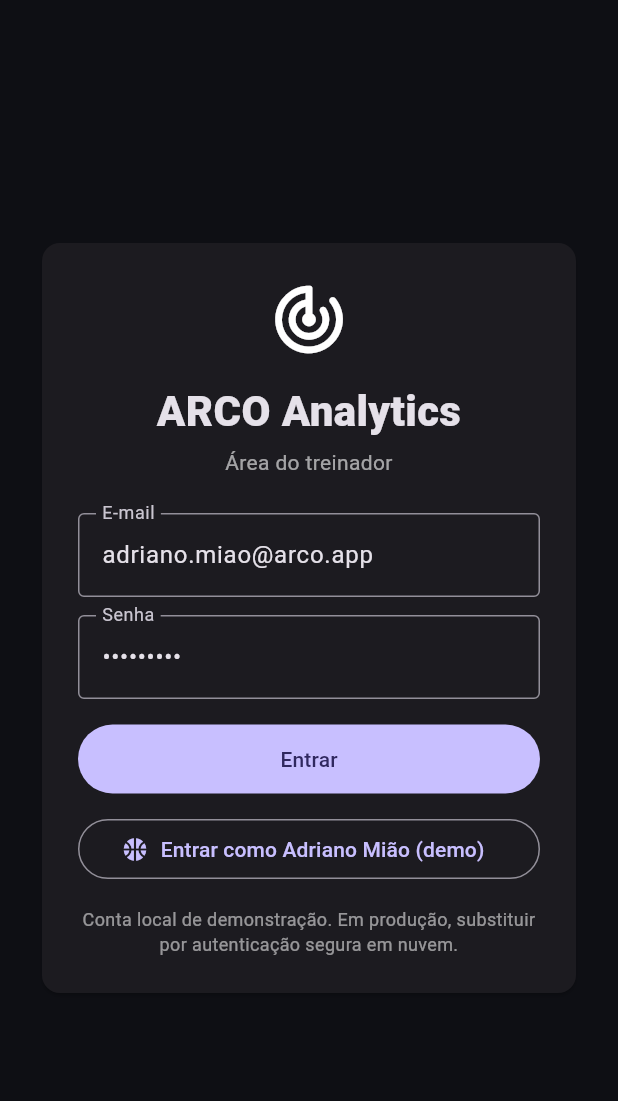
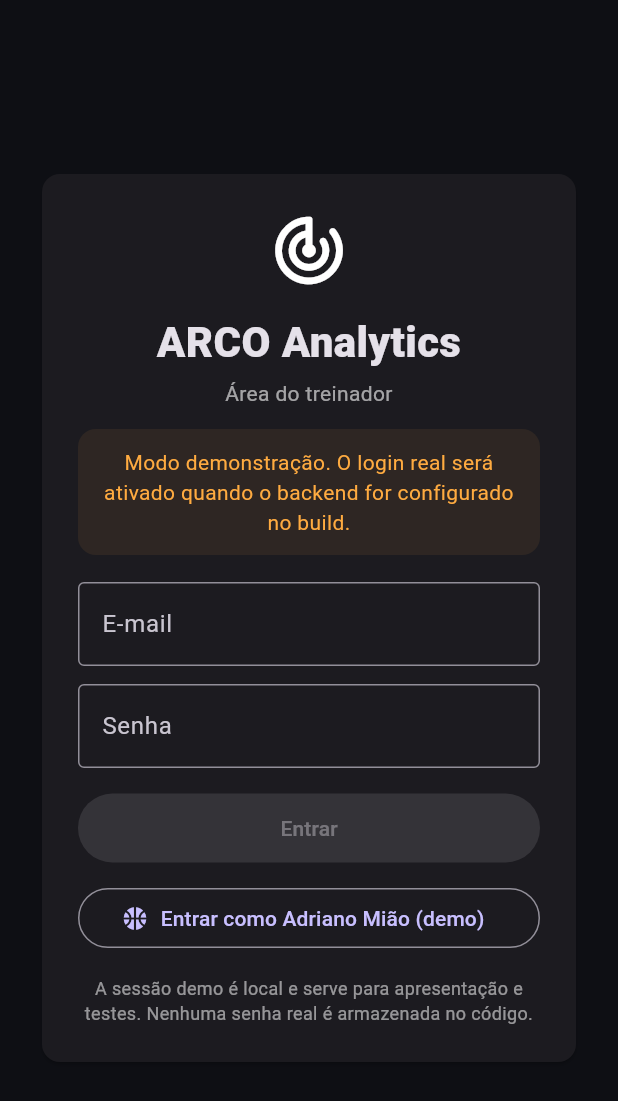
Before and after one commit to sandersoncorreia6-tech/arco-analytics-app, a Flutter app: the screen it shows after launch, on a phone screen of 412 x 824 dp. Shown: the top 1101 px of the screen. Run offline on Flutter 3.47's test engine with Material 3 defaults, Android fonts, the phone set to English and light mode, and no system bars; our stand-ins replace shared_preferences; network calls fail.

Commit message:
Remove credenciais demo do formulário e prepara login cloud

```diff
--- a/lib/screens/login_screen.dart
+++ b/lib/screens/login_screen.dart
@@ -1,4 +1,5 @@
 import 'package:flutter/material.dart';
+import '../services/auth_gateway.dart';
 import '../state/app_state.dart';
 
 class LoginScreen extends StatefulWidget {
@@ -8,16 +9,22 @@ class LoginScreen extends StatefulWidget {
 }
 
 class _LoginScreenState extends State<LoginScreen> {
-  final email = TextEditingController(text: 'adriano.miao@arco.app');
-  final password = TextEditingController(text: 'ARCO-DEMO');
+  final email = TextEditingController();
+  final password = TextEditingController();
   String? error;
+  bool submitting = false;
 
   @override
-  void dispose() { email.dispose(); password.dispose(); super.dispose(); }
+  void dispose() {
+    email.dispose();
+    password.dispose();
+    super.dispose();
+  }
 
   @override
   Widget build(BuildContext context) {
     final state = AppScope.of(context);
+    final cloud = AuthConfiguration.cloudConfigured;
     return Scaffold(
       body: Center(
         child: ConstrainedBox(
@@ -27,24 +34,61 @@ class _LoginScreenState extends State<LoginScreen> {
             child: Card(
               child: Padding(
                 padding: const EdgeInsets.all(24),
-                child: Column(crossAxisAlignment: CrossAxisAlignment.stretch, children: [
+                child: Column(
+                  crossAxisAlignment: CrossAxisAlignment.stretch,
+                  children: [
                     const Icon(Icons.track_changes_rounded, size: 54),
                     const SizedBox(height: 14),
                     const Text('ARCO Analytics', textAlign: TextAlign.center, style: TextStyle(fontSize: 28, fontWeight: FontWeight.w900)),
                     const SizedBox(height: 4),
                     const Text('Área do treinador', textAlign: TextAlign.center, style: TextStyle(color: Colors.white60)),
-                  const SizedBox(height: 24),
-                  TextField(controller: email, keyboardType: TextInputType.emailAddress, decoration: const InputDecoration(labelText: 'E-mail', border: OutlineInputBorder())),
+                    const SizedBox(height: 14),
+                    Container(
+                      padding: const EdgeInsets.all(12),
+                      decoration: BoxDecoration(
+                        color: (cloud ? Colors.greenAccent : Colors.orangeAccent).withOpacity(.08),
+                        borderRadius: BorderRadius.circular(12),
+                      ),
+                      child: Text(
+                        cloud
+                            ? 'Autenticação em nuvem configurada.'
+                            : 'Modo demonstração. O login real será ativado quando o backend for configurado no build.',
+                        textAlign: TextAlign.center,
+                        style: TextStyle(color: cloud ? Colors.greenAccent : Colors.orangeAccent),
+                      ),
+                    ),
+                    const SizedBox(height: 18),
+                    TextField(
+                      controller: email,
+                      keyboardType: TextInputType.emailAddress,
+                      decoration: const InputDecoration(labelText: 'E-mail', border: OutlineInputBorder()),
+                    ),
                     const SizedBox(height: 12),
-                  TextField(controller: password, obscureText: true, decoration: const InputDecoration(labelText: 'Senha', border: OutlineInputBorder())),
-                  if (error != null) Padding(padding: const EdgeInsets.only(top: 10), child: Text(error!, style: const TextStyle(color: Colors.redAccent))),
+                    TextField(
+                      controller: password,
+                      obscureText: true,
+                      decoration: const InputDecoration(labelText: 'Senha', border: OutlineInputBorder()),
+                    ),
+                    if (error != null)
+                      Padding(
+                        padding: const EdgeInsets.only(top: 10),
+                        child: Text(error!, style: const TextStyle(color: Colors.redAccent)),
+                      ),
                     const SizedBox(height: 16),
                     FilledButton(
-                    onPressed: () async {
+                      onPressed: !cloud || submitting ? null : () async {
+                        setState(() { submitting = true; error = null; });
                         final ok = await state.login(email.text, password.text);
-                      if (!ok && mounted) setState(() => error = 'Login de demonstração inválido.');
+                        if (!mounted) return;
+                        setState(() {
+                          submitting = false;
+                          if (!ok) error = state.lastAuthError ?? 'Não foi possível entrar.';
+                        });
                       },
-                    child: const Padding(padding: EdgeInsets.all(13), child: Text('Entrar')),
+                      child: Padding(
+                        padding: const EdgeInsets.all(13),
+                        child: Text(submitting ? 'Entrando...' : 'Entrar'),
+                      ),
                     ),
                     const SizedBox(height: 12),
                     OutlinedButton.icon(
@@ -53,8 +97,13 @@ class _LoginScreenState extends State<LoginScreen> {
                       label: const Text('Entrar como Adriano Mião (demo)'),
                     ),
                     const SizedBox(height: 14),
-                  const Text('Conta local de demonstração. Em produção, substituir por autenticação segura em nuvem.', textAlign: TextAlign.center, style: TextStyle(color: Colors.white54, fontSize: 12)),
-                ]),
+                    const Text(
+                      'A sessão demo é local e serve para apresentação e testes. Nenhuma senha real é armazenada no código.',
+                      textAlign: TextAlign.center,
+                      style: TextStyle(color: Colors.white54, fontSize: 12),
+                    ),
+                  ],
+                ),
               ),
             ),
           ),
```
Lines whose indentation alone changed are shown as unchanged.
